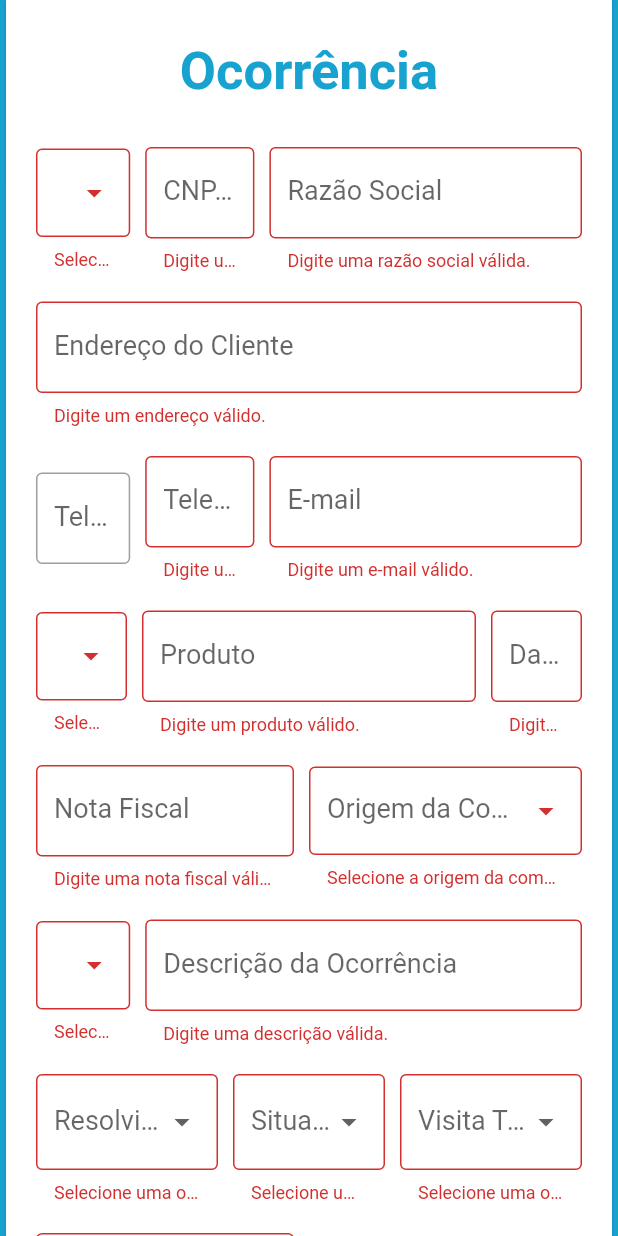
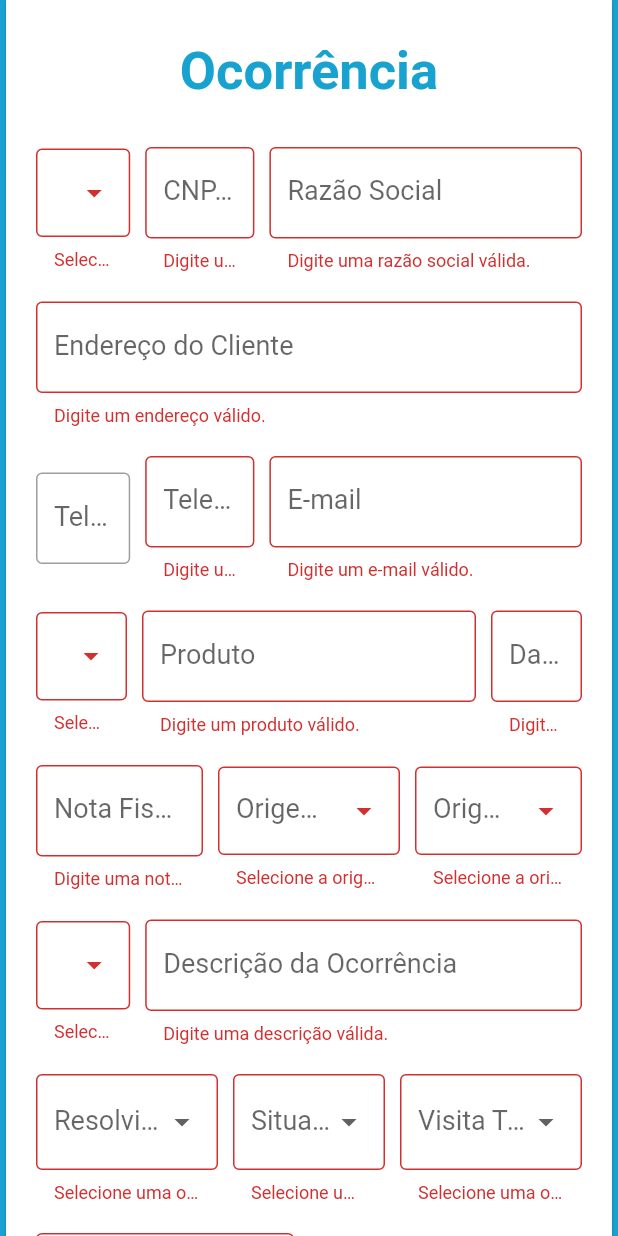
Before and after one commit to Alan300/sac, a Flutter app: the FormScreen screen opened directly, scrolled down 34 dp, after a tap on "Enviar", on a phone screen of 412 x 824 dp. Run offline on Flutter 3.47's test engine with Material 2 defaults, Android fonts, the light colour scheme and no system bars; drawn by our look-alikes of dropdown_search; our stand-ins replace flutter_svg, get; missing offline and left inert: mask, mysql_utils, ntp.

Commit message:
Campo Origem da Ocorrencia adicionado

```diff
--- a/lib/context/data_context.dart
+++ b/lib/context/data_context.dart
@@ -9,6 +9,7 @@ class DataContext extends GetxController {
   var marca = <String>[];
   var origemDaCompra = <String>[];
   var representante = <String>[];
+  var origemOcorrencia = <String>[];
   var tipoOcorrencia = <String>[];
   var destinoAtendimento = <Map>[];
 
@@ -17,6 +18,7 @@ class DataContext extends GetxController {
     List<String> tipoCliente,
     List<String> marca,
     List<String> origemDaCompra,
+    List<String> origemOcorrencia,
     List<String> tipoOcorrencia,
     List<Map> destinoAtendimento
   ) {
@@ -24,6 +26,7 @@ class DataContext extends GetxController {
     this.tipoCliente.addAll(tipoCliente);
     this.marca.addAll(marca);
     this.origemDaCompra.addAll(origemDaCompra);
+    this.origemOcorrencia.addAll(origemOcorrencia);
     this.tipoOcorrencia.addAll(tipoOcorrencia);
     this.destinoAtendimento.addAll(destinoAtendimento);
   }
@@ -37,6 +40,7 @@ class DataContext extends GetxController {
   marca = <String>[];
   origemDaCompra = <String>[];
   representante = <String>[];
+  origemOcorrencia = <String> [];
   tipoOcorrencia = <String>[];
   destinoAtendimento = <Map>[];
   }
--- a/lib/controller/form_controller.dart
+++ b/lib/controller/form_controller.dart
@@ -23,6 +23,7 @@ class FormController extends GetxController {
   var notaFiscal =TextEditingController();
   var origemDaCompra = ''.obs;
   var representante = TextEditingController();
+  var origemOcorrencia = ''.obs;
   var tipoOcorrencia = ''.obs;
   var descOcorrencia =TextEditingController();
   var resolvidono1 = ''.obs;
@@ -42,9 +43,9 @@ class FormController extends GetxController {
   var marcaError = ''.obs;
   var produtoError = ''.obs;
   var dataDaCompraError = ''.obs;
-
   var notaFiscalError = ''.obs;
   var origemDaCompraError = ''.obs;
+  var origemOcorrenciaError = ''.obs;
   var tipoOcorrenciaError = ''.obs;
   var descOcorrenciaError = ''.obs;
   var resolvidono1Error = ''.obs;
@@ -57,6 +58,7 @@ class FormController extends GetxController {
   void setTipoCliente(String? value) => tipoCliente.value = value??'';
   void setMarca(String? value) => marca.value = value??'';
   void setOrigemDaCompra(String? value) => origemDaCompra.value = value??'';
+  void setOrigemOcorrencia(String? value) => origemOcorrencia.value = value??'';
   void setTipoOcorrencia(String? value) => tipoOcorrencia.value = value??'';
   void setResolvidono1(String? value) => resolvidono1.value = value??'';
   void setSitaucao(String? value) => sitaucao.value = value??'';
@@ -76,6 +78,7 @@ class FormController extends GetxController {
   void resetDataDaCompraError()=> dataDaCompraError.value = '';
   void resetNotaFiscalError() => notaFiscalError.value = '';
   void resetOrigemDaCompraError() => origemDaCompraError.value = '';
+  void resetOrigemOcorrenciaError() => origemOcorrenciaError.value = '';
   void resetTipoOcorrenciaError() => tipoOcorrenciaError.value = '';
   void resetDescOcorrenciaError() => descOcorrenciaError.value = '';
   void resetResolvidono1Error() => resolvidono1Error.value = '';
@@ -147,6 +150,11 @@ class FormController extends GetxController {
       isCheck.value = false;
     }
 
+    if(origemOcorrencia.value == '') {
+      origemOcorrenciaError.value = 'Selecione a origem da ocorrência.';
+      isCheck.value = false;
+    }
+
     if(tipoOcorrencia.value == '') {
       tipoOcorrenciaError.value = 'Selecione o tipo da ocorrência.';
       isCheck.value = false;
@@ -201,6 +209,7 @@ class FormController extends GetxController {
         'invoice': notaFiscal.text,
         'purchase_origin':origemDaCompra.value,
         'representative':representante.text,
+        'occurrence_origin': origemOcorrencia.value,
         'occurrence_type': tipoOcorrencia.value,
         'occurrence_desc':descOcorrencia.text,
         'solve_frist_contact':resolvidono1.value ,
--- a/lib/controller/login_controller.dart
+++ b/lib/controller/login_controller.dart
@@ -36,6 +36,7 @@ class LoginController extends GetxController{
         final clientType = await db.query('select * from client_type');
         final brand = await db.query('select * from brand');
         final purchaseOrigin = await db.query('select * from purchase_origin');
+        final occurrenceOrigin = await db.query('select * from occurrence_origin');
         final occurrenceType = await db.query('select * from occurrence_type');
         final destiny = await db.query('select * from destiny');
         setData(
@@ -44,6 +45,7 @@ class LoginController extends GetxController{
           clientType.rows.map<String>((e) => e['descr'].toString()).toList(),
           brand.rows.map<String>((e) => e['name'].toString()).toList(),
           purchaseOrigin.rows.map<String>((e) => e['name'].toString()).toList(),
+          occurrenceOrigin.rows.map<String>((e) => e['name'].toString()).toList(),
           occurrenceType.rows.map<String>((e) => e['name'].toString()).toList(),
           destiny.rows.map<Map>((e) => {
             'name': e['name'].toString(),
--- a/lib/screen/form_screen.dart
+++ b/lib/screen/form_screen.dart
@@ -375,6 +375,33 @@ class FormScreen extends StatelessWidget {
                                   )
                                 )
                                 : const SizedBox.shrink(),
+                                //Origem Ocorrencia
+                                Flexible(
+                                  child: Padding(
+                                    padding: const EdgeInsets.only(top: 10, bottom: 10, left: 10),
+                                    child: DropdownSearch<String>(
+                                        popupProps: const PopupProps.menu(
+                                            showSelectedItems: true,
+                                            showSearchBox: true,
+                                        ),
+                                        dropdownDecoratorProps : DropDownDecoratorProps(
+                                          dropdownSearchDecoration: InputDecoration (
+                                            border: const OutlineInputBorder(),
+                                            labelText: 'Origem da Ocorrência',
+                                            errorText: controller.origemOcorrenciaError.value == '' ? null : controller.origemOcorrenciaError.value,
+                                            labelStyle: const TextStyle(
+                                              fontSize: 18
+                                            )
+                                          )
+                                        ),
+                                        items: ctxt.origemOcorrencia,
+                                        onChanged: (e) {
+                                          controller.setOrigemOcorrencia(e);
+                                          controller.resetOrigemOcorrenciaError();
+                                        },
+                                    ),
+                                  ),
+                                ),
                               ],
                             ),
                             Row(
```
Also changed, not shown: lib/screen/specific_screen.dart (+19 -0 lines), 1 other file.
